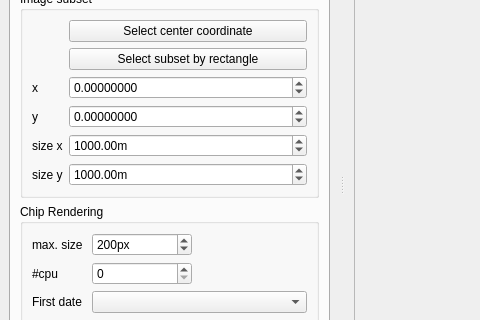
Above: sensecarbon_tsv_gui_base.ui from jakimowb/eo-time-series-viewer before the change; both pictures show x 0 to 480 and y 100 to 420 of the 898 by 873 pixel window. Below: the same form after it.
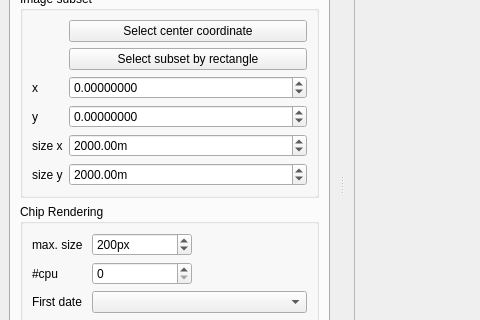
That is the form after the change.

Commit message: changed default subset size from 1000 m  to 2000 m

Diff of the .ui file:
```diff
--- a/sensecarbon_tsv_gui_base.ui
+++ b/sensecarbon_tsv_gui_base.ui
@@ -346,7 +346,7 @@
                <double>10.000000000000000</double>
               </property>
               <property name="value">
-               <double>1000.000000000000000</double>
+               <double>2000.000000000000000</double>
               </property>
              </widget>
             </item>
@@ -365,7 +365,7 @@
                <double>10.000000000000000</double>
               </property>
               <property name="value">
-               <double>1000.000000000000000</double>
+               <double>2000.000000000000000</double>
               </property>
              </widget>
             </item>
```
Left out of the diff: 4 changed lines with no effect on the pictures.
